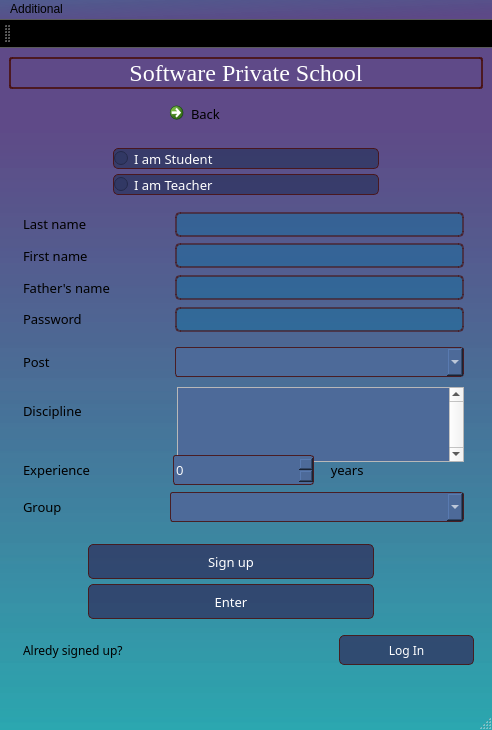
This is learnsystem.ui in marko-yaciv/2c_coursework as Qt 5 draws it before an edit. The edited form follows.
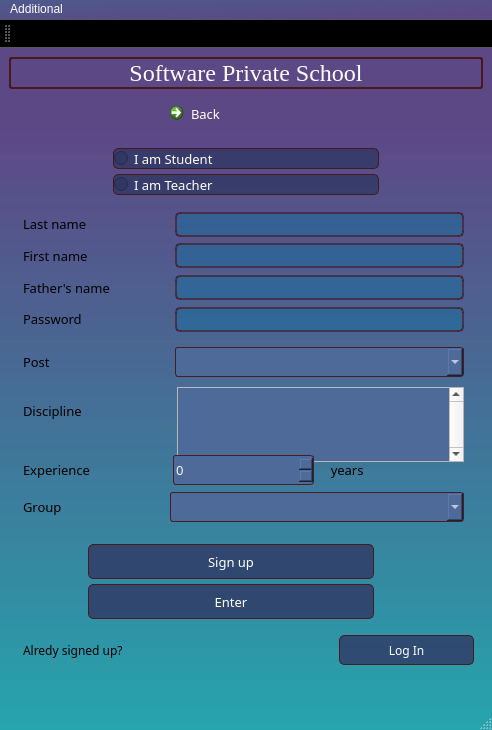
This is the edited form. Icons and pictures are not drawn.

Patch:
```diff
--- a/learnsystem.ui
+++ b/learnsystem.ui
@@ -51,7 +51,7 @@
   </property>
   <property name="styleSheet">
    <string notr="true">QMainWindow{
-background: qlineargradient(spread:pad, x1:1, y1:0.153, x2:1, y2:1, stop:0.0288462 rgba(91, 71, 133, 220), stop:1 rgba(23, 159, 168, 180));
+background: qlineargradient(spread:pad, x1:1, y1:0.153, x2:1, y2:1, stop:0.0288462 rgba(91, 71, 133, 231), stop:1 rgba(23, 159, 168, 191));
 
 }
 </string>
@@ -1072,6 +1072,7 @@
       </property>
       <property name="styleSheet">
        <string notr="true">QCommandLinkButton{
+color: #fff;
 font: 10pt &quot;Lucida Sans Unicode&quot;;
 }</string>
       </property>
@@ -1177,6 +1178,7 @@
    </property>
    <property name="styleSheet">
     <string notr="true">QMenuBar{
+color: #fff;
 background: qlineargradient(spread:pad, x1:1, y1:1, x2:0, y2:0, stop:0.115385 rgba(91, 71, 133, 0.6612), stop:1 rgba(23, 159, 168, 0.2088));
 }</string>
    </property>
```
Left out of the diff: 21 changed lines with no effect on the pictures.
